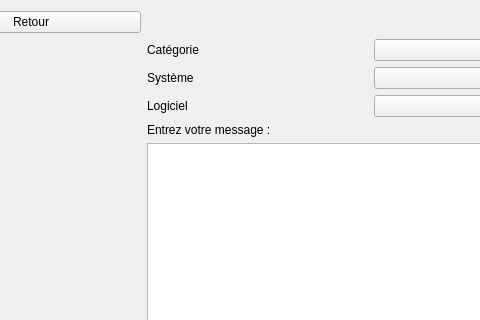
Qt form code/pageajoutticket.ui (clairekth/EasyTicket) before a commit; both pictures show x 90 to 570 and y 0 to 320 of the 921 by 732 pixel window.
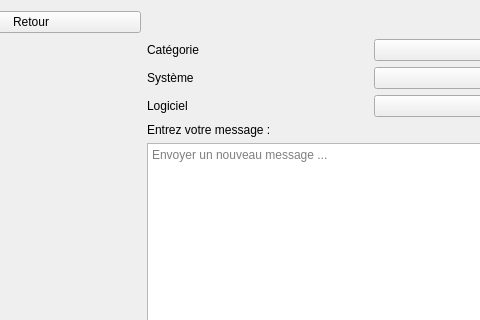
The same form after that commit.

Diff of the .ui file:
```diff
--- a/code/pageajoutticket.ui
+++ b/code/pageajoutticket.ui
@@ -52,7 +52,11 @@
     </widget>
    </item>
    <item row="5" column="1" colspan="3">
-    <widget class="QTextEdit" name="message_text"/>
+    <widget class="QTextEdit" name="message_text">
+     <property name="placeholderText">
+      <string>Envoyer un nouveau message ...</string>
+     </property>
+    </widget>
    </item>
    <item row="6" column="2">
     <widget class="QPushButton" name="creer_le_ticket_bouton">
```
